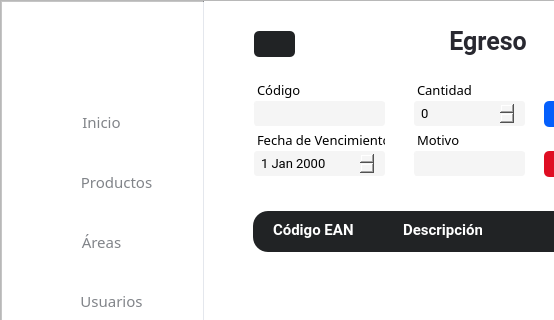
The window that Interfaces/main/main_ui.ui (juanignaciocansillieri/bullsoft) describes before a commit, drawn with Qt 5; both pictures show x 0 to 554 and y 0 to 320 of the 1192 by 703 pixel window.
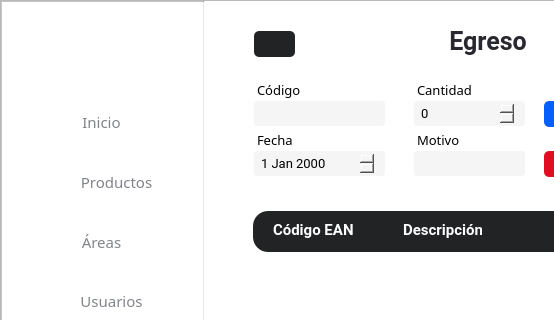
The same window after the commit. Icons and pictures are not drawn.

Commit message: TABLA PICKING

What changed in the file:
```diff
--- a/Interfaces/main/main_ui.ui
+++ b/Interfaces/main/main_ui.ui
@@ -3892,7 +3892,7 @@
 </string>
                  </property>
                  <property name="text">
-                  <string>Fecha de Vencimiento</string>
+                  <string>Fecha </string>
                  </property>
                 </widget>
                 <widget class="QLabel" name="label_pasillos_3">
```
The commit also changes 2 other files.
